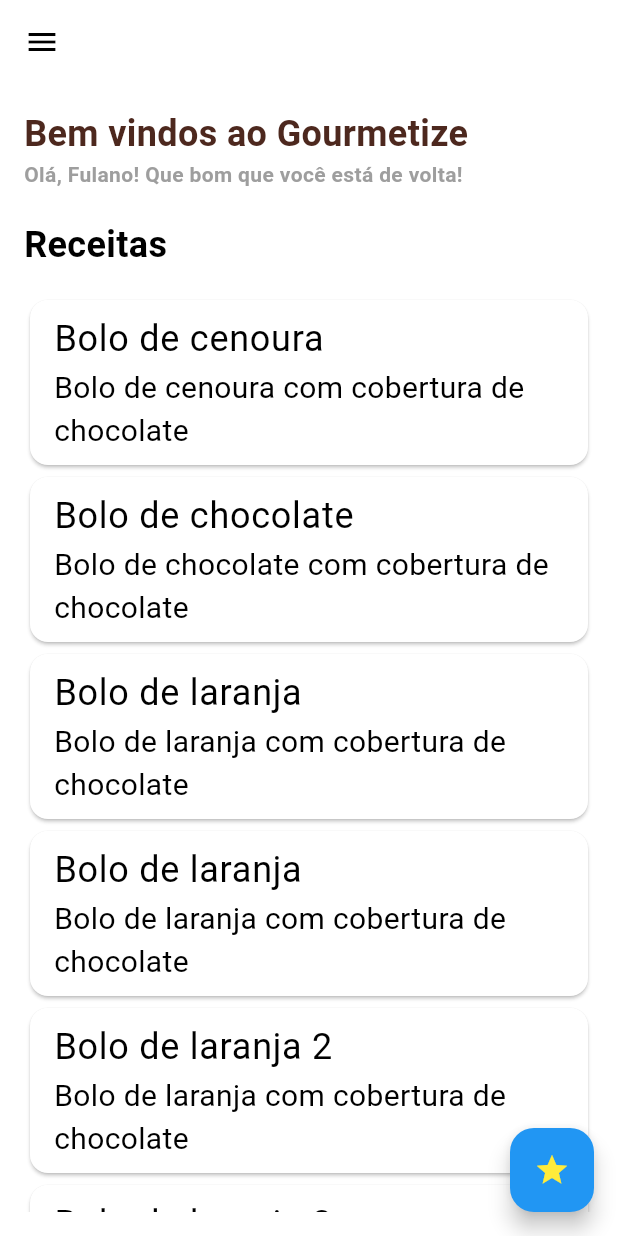
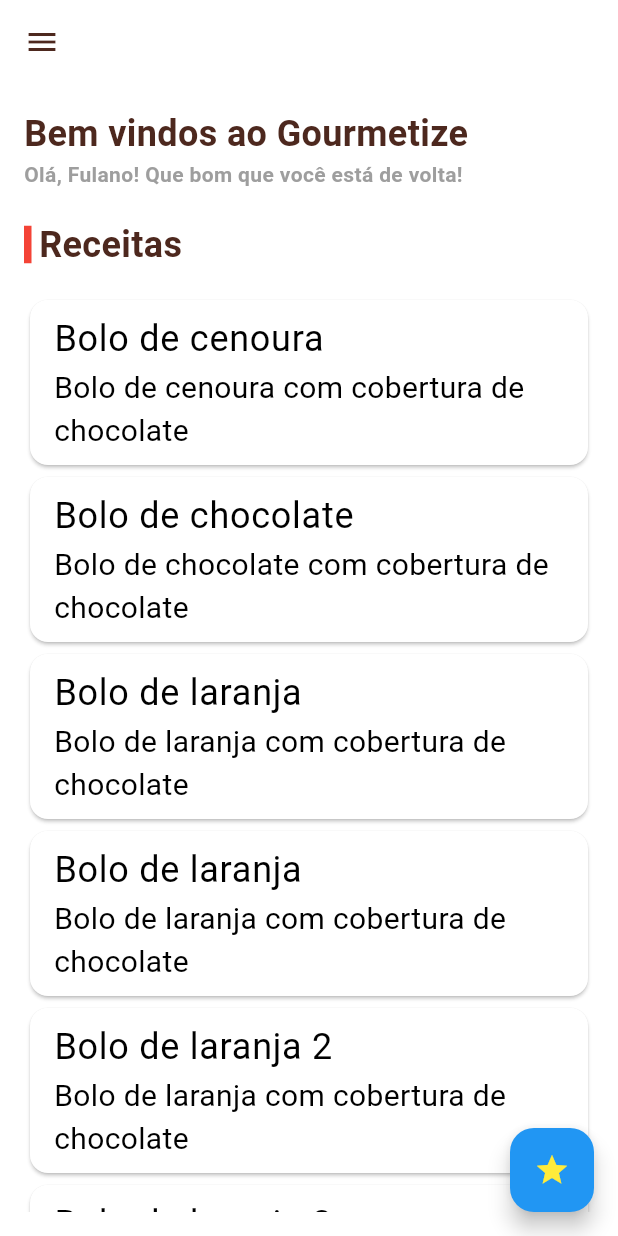
Before and after one commit to BiancaAntonelly/Gourmetize, a Flutter app: the screen it shows after launch, on a phone screen of 412 x 824 dp. Run offline on Flutter 3.47's test engine with Material 3 defaults, Android fonts, the phone set to English and light mode, and no system bars; our stand-ins replace flutter_rating_stars, flutter_svg, go_router.

Commit message:
cria widget the texto e ajustes

```diff
--- a/gourmetize/lib/main.dart
+++ b/gourmetize/lib/main.dart
@@ -18,6 +18,7 @@
         primaryColor: const Color(
           0xFFFFCC00,
         ),
+        secondaryHeaderColor: const Color(0xFF4D281E),
       ),
     ),
   );
--- a/gourmetize/lib/routes/routes.dart
+++ b/gourmetize/lib/routes/routes.dart
@@ -2,7 +2,7 @@
 import 'package:flutter/material.dart';
 import 'package:gourmetize/screens/home.dart';
 import 'package:gourmetize/screens/perfil.dart';
-import 'package:gourmetize/screens/LoginScreen.dart';
+import 'package:gourmetize/screens/login_screen.dart';
 import 'package:gourmetize/screens/RegisterScreen.dart';
 import 'package:gourmetize/screens/RegisterRevenue.dart';
 
--- a/gourmetize/lib/screens/home.dart
+++ b/gourmetize/lib/screens/home.dart
@@ -1,6 +1,7 @@
 import 'package:flutter/material.dart';
 import 'package:gourmetize/widgets/app_drawer.dart';
 import 'package:gourmetize/model/receita.dart';
+import 'package:gourmetize/widgets/styled_text.dart';
 
 class Home extends StatelessWidget {
   Home({super.key});
@@ -69,10 +70,7 @@
               style: TextStyle(fontSize: 14, fontWeight: FontWeight.bold, color: Colors.grey),
             ),
             const SizedBox(height: 20),
-            const Text(
-              'Receitas',
-              style: TextStyle(fontSize: 24, fontWeight: FontWeight.bold),
-            ),
+            const StyledText(title: "Receitas"),
             const SizedBox(height: 16), // Espaçamento entre o título e a lista
             _receitas.isEmpty
                 ? const Center(
--- a/gourmetize/lib/screens/LoginScreen.dart
+++ b/gourmetize/lib/screens/login_screen.dart
@@ -21,7 +21,7 @@
           Opacity(
             opacity: 0.8, // Definindo a opacidade para 50%
             child: Container(
-              decoration: BoxDecoration(
+              decoration: const BoxDecoration(
                 image: DecorationImage(
                   image: AssetImage('assets/background.jpeg'),
                   fit: BoxFit.cover,
@@ -51,7 +51,7 @@
                 const SizedBox(height: 80),
                 TextField(
                   controller: _emailController,
-                  style: TextStyle(color: Color(0xFF5E3023)),
+                  style: const TextStyle(color: Color(0xFF5E3023)),
                   keyboardType: TextInputType.emailAddress,
                   decoration: InputDecoration(
                     prefixIcon: const Icon(Icons.email, color: Colors.orange),
@@ -67,7 +67,7 @@
                 const SizedBox(height: 20),
                 TextField(
                   controller: _passwordController,
-                  style: TextStyle(color: Color(0xFF5E3023)),
+                  style: const TextStyle(color: Color(0xFF5E3023)),
                   obscureText: true,
                   decoration: InputDecoration(
                     prefixIcon: const Icon(Icons.lock, color: Colors.orange),
--- a/gourmetize/lib/widgets/app_drawer.dart
+++ b/gourmetize/lib/widgets/app_drawer.dart
@@ -30,7 +30,7 @@
         leading: Builder(
           builder: (BuildContext context) {
             return IconButton(
-              icon: const Icon(Icons.menu),
+              icon: Icon(Icons.menu, color: Theme.of(context).colorScheme.secondary),
               onPressed: () {
                 Scaffold.of(context).openDrawer();
               },
--- a/gourmetize/lib/widgets/styled_text.dart
+++ b/gourmetize/lib/widgets/styled_text.dart
@@ -12,8 +12,26 @@
   @override
   Widget build(BuildContext context) {
 
-    return Text(
-      _title
+    return Row(
+      children: <Widget>[
+         Container(
+          width: 5,
+          height: 25,
+          margin: const EdgeInsets.only(right: 5),
+          foregroundDecoration: const BoxDecoration(
+            color: Colors.red,
+          ),
+        ),
+         Text(
+          _title,
+          style: TextStyle(
+            fontSize: 24,
+            fontWeight: FontWeight.bold,
+            color: Theme.of(context).colorScheme.secondary,
+          ),
+        ),
+        const SizedBox(height: 10),
+      ],
     );
   }
 }
```
